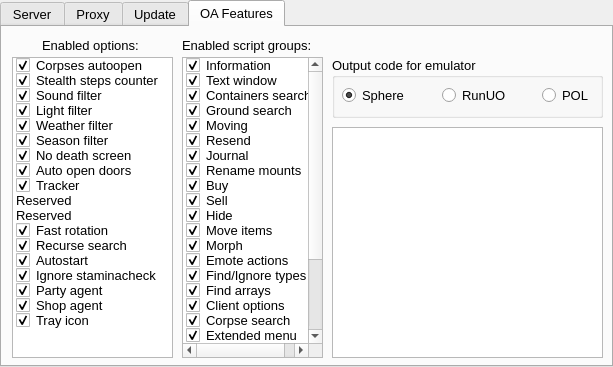
Qt form orionlauncherwindow.ui (Hotride/OrionLauncher) before a commit.
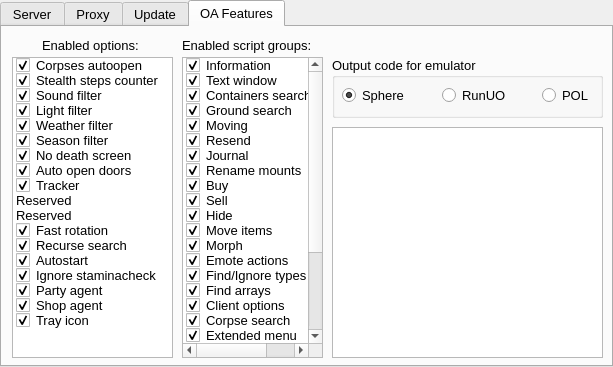
The same form after that commit. The open tabs and pages were chosen to show the change.

```diff
--- a/orionlauncherwindow.ui
+++ b/orionlauncherwindow.ui
@@ -1241,6 +1241,14 @@
           <enum>Checked</enum>
          </property>
         </item>
+        <item>
+         <property name="text">
+          <string>Removed objects position</string>
+         </property>
+         <property name="checkState">
+          <enum>Checked</enum>
+         </property>
+        </item>
        </widget>
        <widget class="QGroupBox" name="gb_OAFeaturesEmulator">
         <property name="geometry">
```
Left out of the diff: 2 changed lines with no effect on the pictures.
